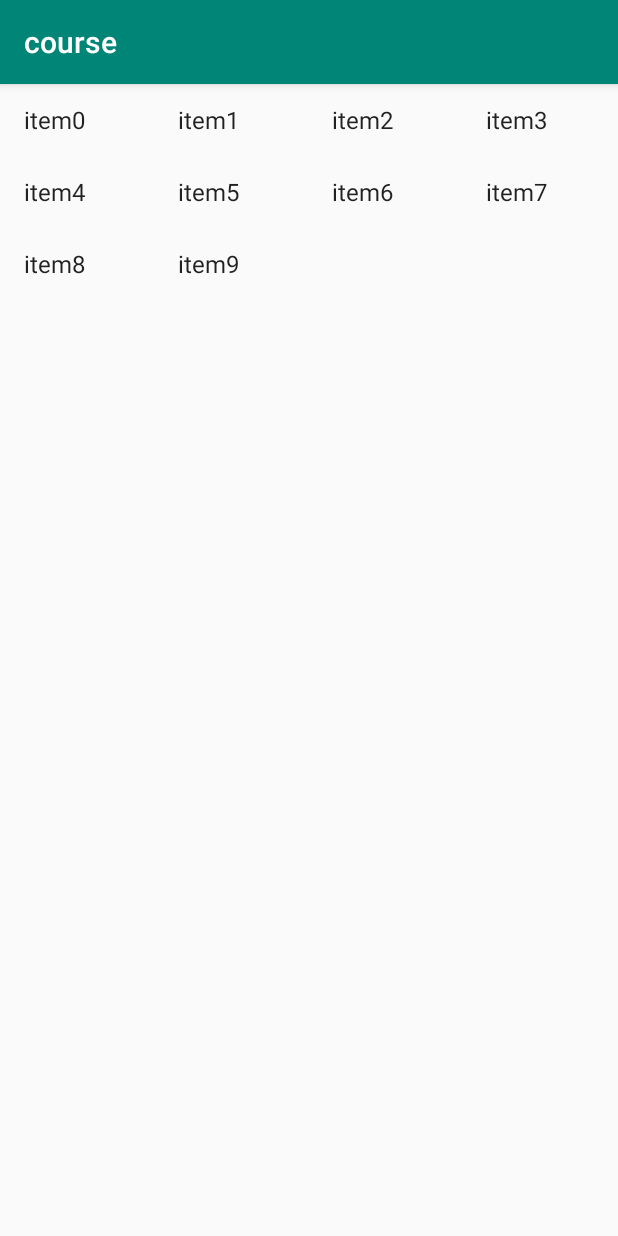
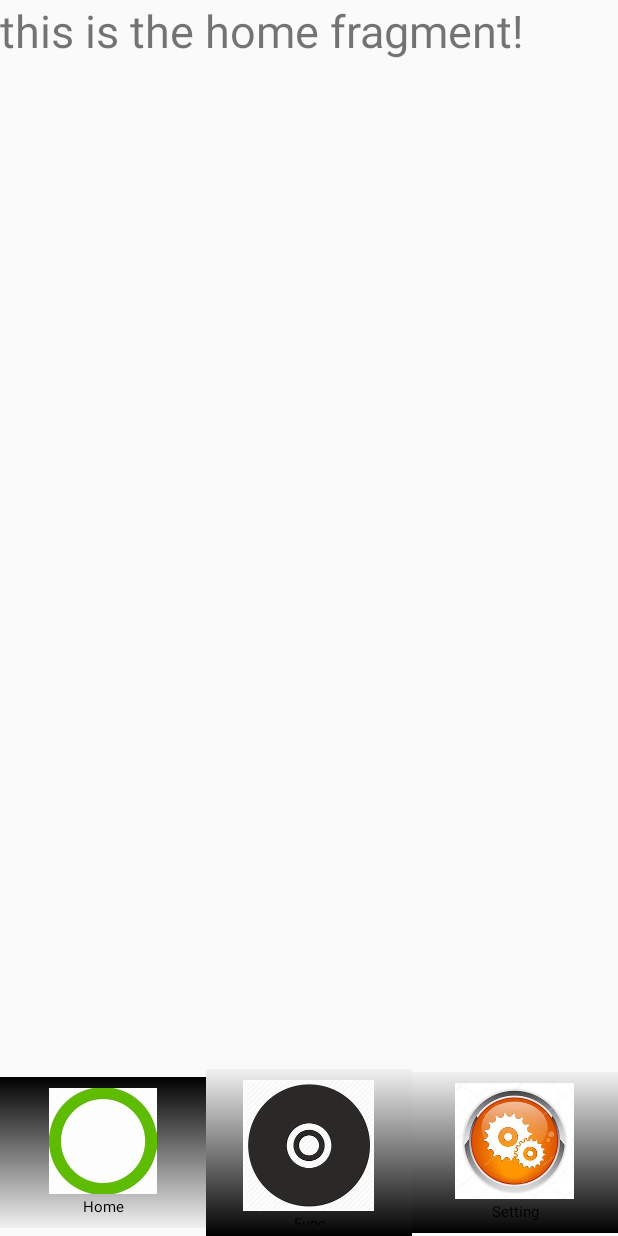
Before and after one commit to kouwq/kwq, an Android app: the screen it shows after launch (MyListActivity before the commit, FrameActivity after it), on a phone screen of 412 x 824 dp. Run offline under Robolectric (Android 15) with nearby library versions, the phone set to English and light mode, and no system bars.

Commit message:
5/28 Fragment style

```diff
--- /dev/null
+++ b/app/src/main/java/com/demo/hello/kwq/FrameActivity.java
@@ -0,0 +1,70 @@
+package com.demo.hello.kwq;
+
+import android.os.Bundle;
+import android.support.v4.app.Fragment;
+import android.support.v4.app.FragmentActivity;
+import android.support.v4.app.FragmentManager;
+import android.support.v4.app.FragmentTransaction;
+import android.util.Log;
+import android.view.Menu;
+import android.view.Window;
+import android.widget.RadioButton;
+import android.widget.RadioGroup;
+
+public class FrameActivity extends FragmentActivity {
+    private Fragment mFragments[];
+    private RadioGroup radioGroup;
+    private FragmentManager fragmentManager;
+    private FragmentTransaction fragmentTransaction;
+    private RadioButton rbtHome, rbtFunc, rbtSetting;
+
+    @Override
+    protected void onCreate(Bundle savedInstanceState) {
+        super.onCreate(savedInstanceState);
+        requestWindowFeature(Window.FEATURE_NO_TITLE);
+        setContentView(R.layout.activity_fragment);
+        mFragments = new Fragment[3];
+        fragmentManager = getSupportFragmentManager();
+        mFragments[0] = fragmentManager.findFragmentById(R.id.fragment_main);
+        mFragments[1] = fragmentManager.findFragmentById(R.id.fragment_func);
+        mFragments[2] = fragmentManager.findFragmentById(R.id.fragment_setting);
+        fragmentTransaction = fragmentManager.beginTransaction().hide(mFragments[0])
+                .hide(mFragments[1]).hide(mFragments[2]);
+        fragmentTransaction.show(mFragments[0]).commit();
+
+        rbtHome = findViewById(R.id.radioHome);
+        rbtFunc = findViewById(R.id.radioFunc);
+        rbtSetting = findViewById(R.id.radioSetting);
+        rbtHome.setBackgroundResource(R.drawable.shape3);
+
+        radioGroup = findViewById(R.id.bottomGroup);
+        radioGroup.setOnCheckedChangeListener(new RadioGroup.OnCheckedChangeListener() {
+            @Override
+            public void onCheckedChanged(RadioGroup group, int checkedId) {
+                Log.i("radioGroup", "checkedId=" + checkedId);
+                fragmentTransaction = fragmentManager.beginTransaction().hide(mFragments[0])
+                        .hide(mFragments[1]).hide(mFragments[2]);
+                rbtHome.setBackgroundResource(R.drawable.shape2);
+                rbtFunc.setBackgroundResource(R.drawable.shape2);
+                rbtSetting.setBackgroundResource(R.drawable.shape2);
+                switch (checkedId) {
+                    case R.id.radioHome:
+                        fragmentTransaction.show(mFragments[0]).commit();
+                        rbtHome.setBackgroundResource(R.drawable.shape3);
+                        break;
+                    case R.id.radioFunc:
+                        fragmentTransaction.show(mFragments[1]).commit();
+                        rbtFunc.setBackgroundResource(R.drawable.shape3);
+                        break;
+                    case R.id.radioSetting:
+                        fragmentTransaction.show(mFragments[2]).commit();
+                        rbtSetting.setBackgroundResource(R.drawable.shape3);
+                        break;
+                    default:
+                        break;
+                }
+            }
+        });
+    }
+
+}
--- /dev/null
+++ b/app/src/main/java/com/demo/hello/kwq/FuncFragment.java
@@ -0,0 +1,24 @@
+package com.demo.hello.kwq;
+
+import android.os.Bundle;
+import android.support.v4.app.Fragment;
+import android.view.LayoutInflater;
+import android.view.View;
+import android.view.ViewGroup;
+import android.widget.TextView;
+
+public class FuncFragment extends Fragment {
+
+    @Override
+    public View onCreateView(LayoutInflater inflater, ViewGroup container, Bundle savedInstanceState) {
+//        return super.onCreateView(inflater, container, savedInstanceState);
+        return inflater.inflate(R.layout.frame_func,container);
+    }
+
+    @Override
+    public void onActivityCreated(Bundle savedInstanceState) {
+        super.onActivityCreated(savedInstanceState);
+        TextView tv = getView().findViewById(R.id.funcTextView1);
+        tv.setText("this is the function fragment!");
+    }
+}
--- /dev/null
+++ b/app/src/main/java/com/demo/hello/kwq/HomeFragment.java
@@ -0,0 +1,24 @@
+package com.demo.hello.kwq;
+
+import android.os.Bundle;
+import android.support.v4.app.Fragment;
+import android.view.LayoutInflater;
+import android.view.View;
+import android.view.ViewGroup;
+import android.widget.TextView;
+
+public class HomeFragment extends Fragment {
+
+    @Override
+    public View onCreateView(LayoutInflater inflater, ViewGroup container, Bundle savedInstanceState) {
+//        return super.onCreateView(inflater, container, savedInstanceState);
+        return inflater.inflate(R.layout.frame_home,container);
+    }
+
+    @Override
+    public void onActivityCreated(Bundle savedInstanceState) {
+        super.onActivityCreated(savedInstanceState);
+        TextView tv = getView().findViewById(R.id.homeTextView1);
+        tv.setText("this is the home fragment!");
+    }
+}
--- /dev/null
+++ b/app/src/main/java/com/demo/hello/kwq/SettingFragment.java
@@ -0,0 +1,24 @@
+package com.demo.hello.kwq;
+
+import android.os.Bundle;
+import android.support.v4.app.Fragment;
+import android.view.LayoutInflater;
+import android.view.View;
+import android.view.ViewGroup;
+import android.widget.TextView;
+
+public class SettingFragment extends Fragment {
+
+    @Override
+    public View onCreateView(LayoutInflater inflater, ViewGroup container, Bundle savedInstanceState) {
+//        return super.onCreateView(inflater, container, savedInstanceState);
+        return inflater.inflate(R.layout.frame_setting,container);
+    }
+
+    @Override
+    public void onActivityCreated(Bundle savedInstanceState) {
+        super.onActivityCreated(savedInstanceState);
+        TextView tv = getView().findViewById(R.id.settingTextView1);
+        tv.setText("this is the setting fragment!");
+    }
+}
--- /dev/null
+++ b/app/src/main/res/drawable/shape2.xml
@@ -0,0 +1,7 @@
+<?xml version="1.0" encoding="utf-8"?>
+<shape xmlns:android="http://schemas.android.com/apk/res/android">
+    <gradient
+        android:angle="90"
+        android:endColor="#11777777"
+        android:startColor="#FF000000" />
+</shape>
--- /dev/null
+++ b/app/src/main/res/drawable/shape3.xml
@@ -0,0 +1,7 @@
+<?xml version="1.0" encoding="utf-8"?>
+<shape xmlns:android="http://schemas.android.com/apk/res/android">
+    <gradient
+        android:angle="90"
+        android:startColor="#11777777"
+        android:endColor="#FF000000" />
+</shape>
--- /dev/null
+++ b/app/src/main/res/layout/activity_fragment.xml
@@ -0,0 +1,57 @@
+<?xml version="1.0" encoding="utf-8"?>
+<LinearLayout xmlns:android="http://schemas.android.com/apk/res/android"
+    xmlns:tools="http://schemas.android.com/tools"
+    android:id="@+id/activity_fragment"
+    android:layout_width="match_parent"
+    android:layout_height="match_parent"
+    android:orientation="vertical"
+    tools:context=".FrameActivity"
+    tools:ignore="InvalidId">
+
+    <fragment
+        android:id="@+id/fragment_main"
+        android:name="com.demo.hello.kwq.HomeFragment"
+        android:layout_width="match_parent"
+        android:layout_height="match_parent"
+        android:layout_weight="10" />
+
+    <fragment
+        android:id="@+id/fragment_func"
+        android:name="com.demo.hello.kwq.FuncFragment"
+        android:layout_width="match_parent"
+        android:layout_height="match_parent"
+        android:layout_weight="10" />
+
+    <fragment
+        android:id="@+id/fragment_setting"
+        android:name="com.demo.hello.kwq.SettingFragment"
+        android:layout_width="match_parent"
+        android:layout_height="match_parent"
+        android:layout_weight="10" />
+
+    <RadioGroup
+        android:id="@+id/bottomGroup"
+        android:layout_width="match_parent"
+        android:layout_height="wrap_content"
+        android:layout_weight="0.5"
+        android:orientation="horizontal">
+
+        <RadioButton
+            android:id="@+id/radioHome"
+            android:drawableTop="@mipmap/home"
+            style="@style/rg_btn_style"
+            android:text="@string/rdo_home_label" />
+
+        <RadioButton
+            android:id="@+id/radioFunc"
+            android:drawableTop="@mipmap/func"
+            style="@style/rg_btn_style"
+            android:text="@string/rdo_func_label" />
+
+        <RadioButton
+            android:id="@+id/radioSetting"
+            android:drawableTop="@mipmap/settings"
+            style="@style/rg_btn_style"
+            android:text="@string/rdo_setting_label" />
+    </RadioGroup>
+</LinearLayout>
--- /dev/null
+++ b/app/src/main/res/layout/frame_home.xml
@@ -0,0 +1,13 @@
+<?xml version="1.0" encoding="utf-8"?>
+<LinearLayout xmlns:android="http://schemas.android.com/apk/res/android"
+    android:layout_width="match_parent"
+    android:layout_height="match_parent"
+    android:orientation="vertical">
+
+    <TextView
+        android:id="@+id/homeTextView1"
+        android:layout_width="match_parent"
+        android:layout_height="match_parent"
+        android:text="@string/app_name"
+        android:textSize="30sp"/>
+</LinearLayout>
--- a/app/src/main/res/layout/list_item.xml
+++ b/app/src/main/res/layout/list_item.xml
@@ -1,5 +1,5 @@
 <?xml version="1.0" encoding="utf-8"?>
-<LinearLayout xmlns:android="http://schemas.android.com/apk/res/android"
+<RelativeLayout xmlns:android="http://schemas.android.com/apk/res/android"
     xmlns:tools="http://schemas.android.com/tools"
     android:layout_width="match_parent"
     android:layout_height="match_parent"
@@ -24,4 +24,4 @@
         android:gravity="end"
         android:text="@string/app_name"
         android:textSize="15sp" />
-</LinearLayout>
+</RelativeLayout>
--- a/app/src/main/res/values/strings.xml
+++ b/app/src/main/res/values/strings.xml
@@ -12,5 +12,8 @@
     <string name="btn_save_label">save</string>
     <string name="menu_set_label">Setting</string>
     <string name="label_open_list">OpenList</string>
+    <string name="rdo_home_label">Home</string>
+    <string name="rdo_func_label">Func</string>
+    <string name="rdo_setting_label">Setting</string>
 
 </resources>
--- a/app/src/main/res/values/styles.xml
+++ b/app/src/main/res/values/styles.xml
@@ -9,4 +9,19 @@
         <item name="colorButtonNormal">@android:color/holo_orange_light</item>
     </style>
 
+    <style name="rg_btn_style">
+        <item name="android:button">@null</item>
+        <item name="android:gravity">center</item>
+        <item name="android:layout_gravity">center</item>
+        <item name="android:layout_weight">2</item>
+        <item name="android:textSize">10sp</item>
+        <item name="android:drawablePadding">1dp</item>
+        <item name="android:layout_width">match_parent</item>
+        <item name="android:padding">7dp</item>
+        <!--
+        <item name="android:layout_marginBottom">4dp</item>
+        -->
+        <item name="android:background">@drawable/shape2</item>
+    </style>
+
 </resources>
```
Also changed, not shown: app/src/main/AndroidManifest.xml (+11 -7 lines), app/src/main/res/layout/activity_my_list.xml (+9 -2 lines), app/src/main/res/layout/frame_func.xml (added, +13 -0 lines), app/src/main/res/layout/frame_setting.xml (added, +13 -0 lines), app/src/main/res/mipmap-xxhdpi/func.jpg (added), app/src/main/res/mipmap-xxhdpi/home.jpg (added), 1 other file.
